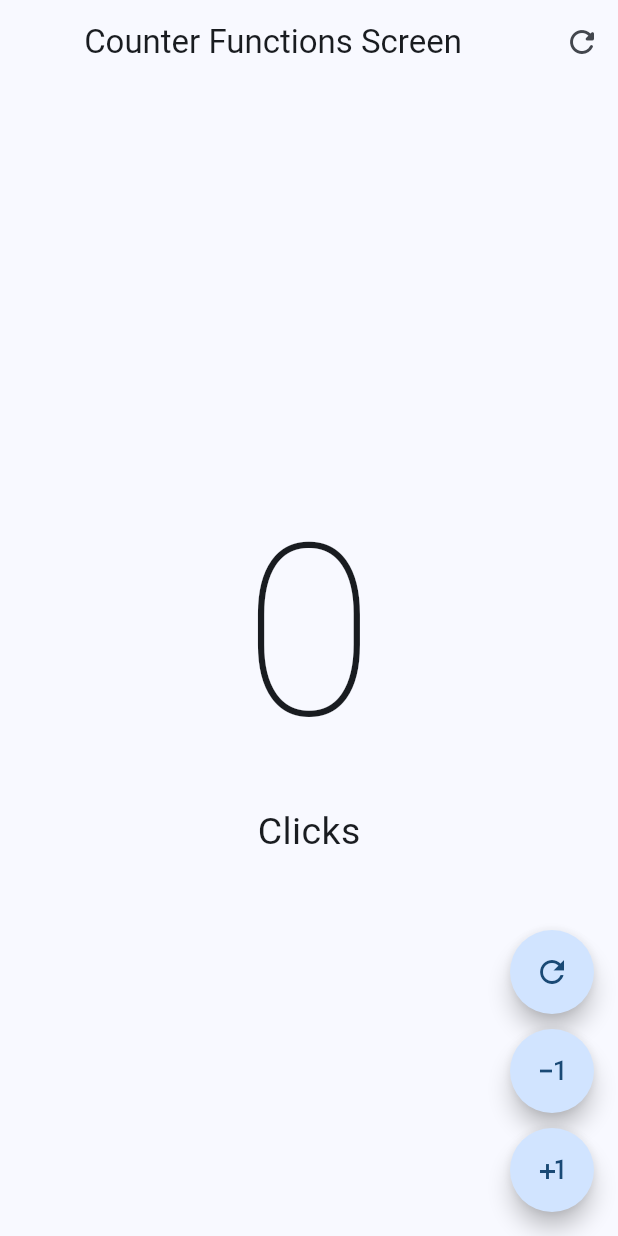
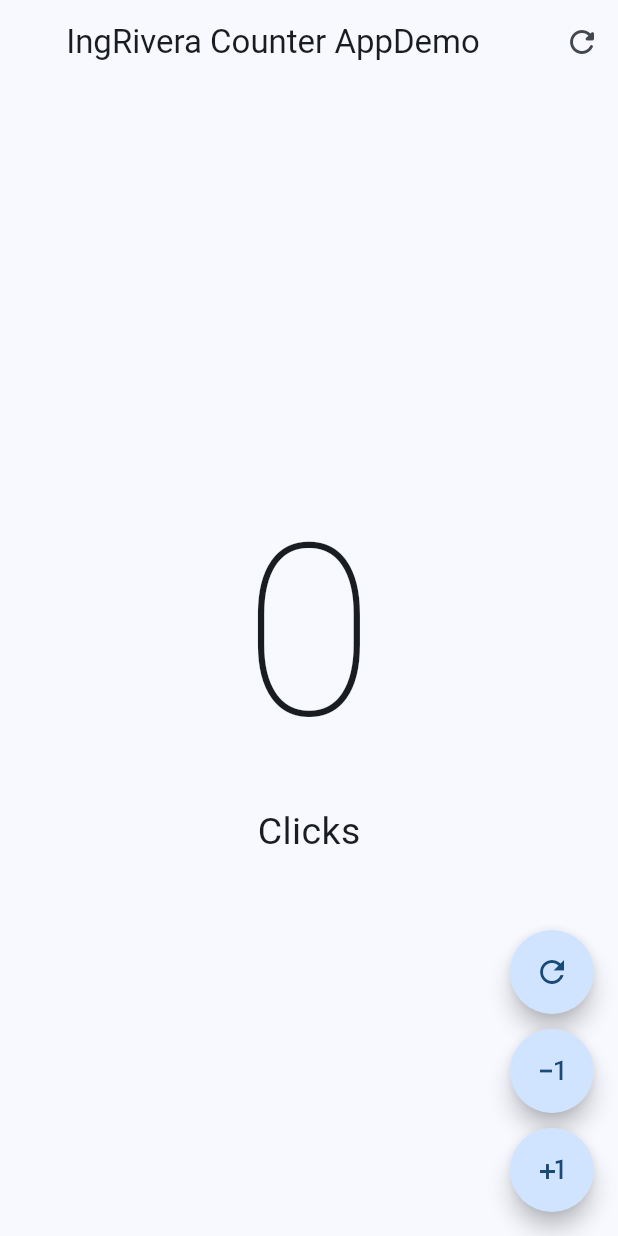
Before and after one commit to IngRivera91/flutter_counter, a Flutter app: the screen it shows after launch, on a phone screen of 412 x 824 dp. Run offline on Flutter 3.47's test engine with Material 3 defaults, Android fonts, the phone set to English and light mode, and no system bars.

Commit message:
cambio texto de appbar

```diff
--- a/lib/presentation/screens/counters/counter_functions_screen.dart
+++ b/lib/presentation/screens/counters/counter_functions_screen.dart
@@ -14,7 +14,7 @@ class _CounterFunctionsScreenState extends State<CounterFunctionsScreen> {
   Widget build(BuildContext context) {
     return Scaffold(
       appBar: AppBar(
-        title: const Center(child: Text('Counter Functions Screen')),
+        title: const Center(child: Text('IngRivera Counter AppDemo')),
         actions: [
           IconButton(
             onPressed: () {
```
